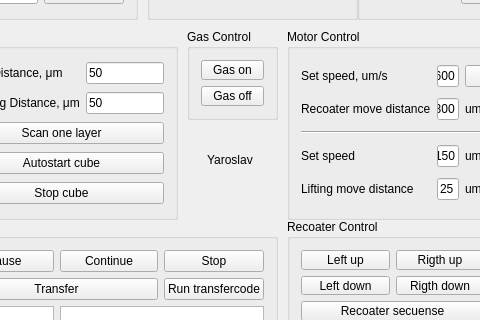
This is Happy3D/mainwindow.ui in Anaga/Happy3D-Qt as Qt 5 draws it before an edit; both pictures show x 173 to 653 and y 157 to 477 of the 837 by 650 pixel window. The edited form follows.
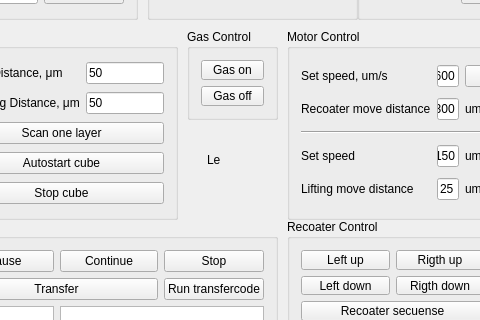
This is the edited form.

Commit message: Le from printer-PC

```diff
--- a/Happy3D/mainwindow.ui
+++ b/Happy3D/mainwindow.ui
@@ -712,7 +712,7 @@
      </rect>
     </property>
     <property name="text">
-     <string>Yaroslav</string>
+     <string>Le</string>
     </property>
    </widget>
   </widget>
```
